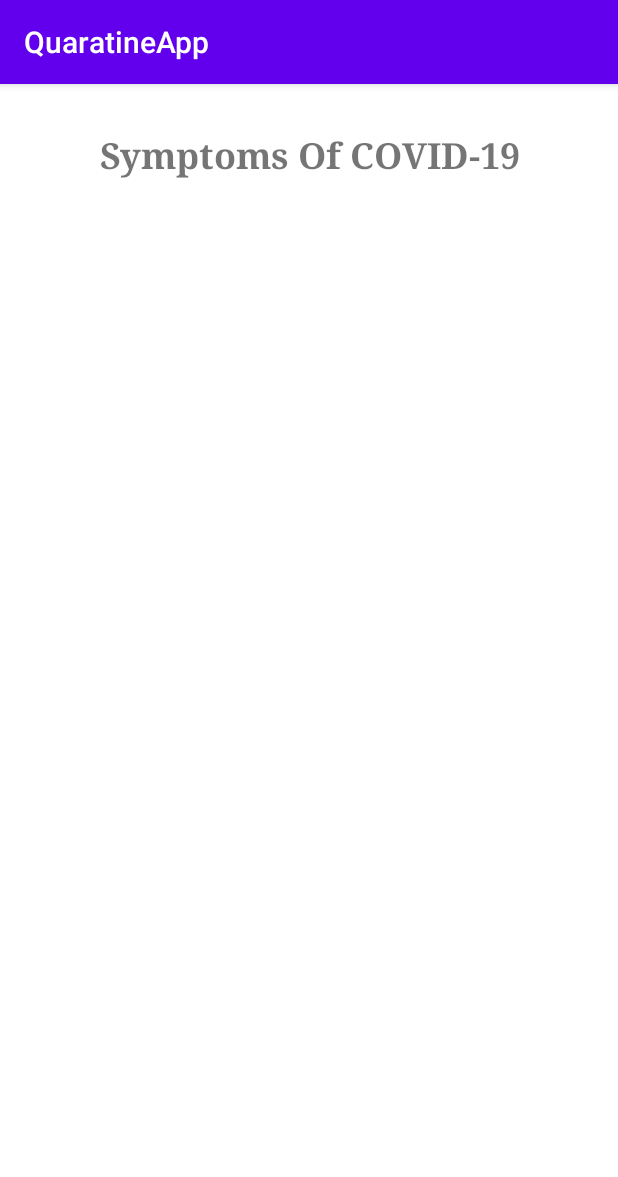
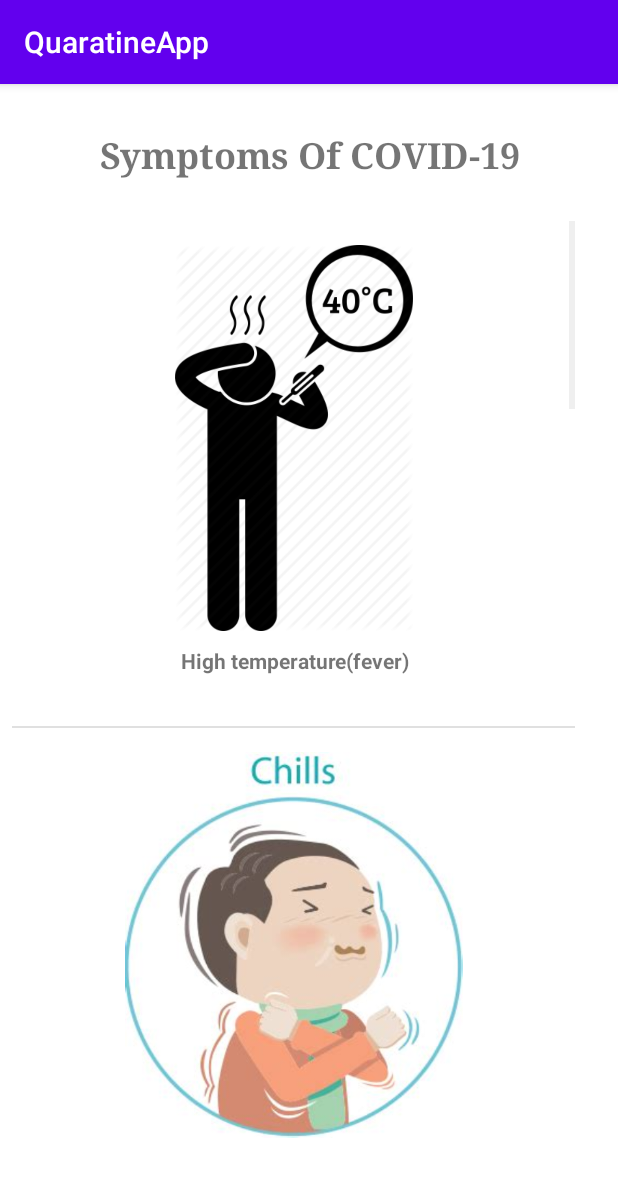
Before and after one commit to SzaboKrisztian/QuarantineApp, an Android app: the Symptoms screen opened directly, with no data from a screen before it, on a phone screen of 412 x 824 dp. Shown: the top 1177 px of the screen. Run offline under Robolectric (Android 15) with nearby library versions, the phone set to English and light mode, and no system bars.

Commit message:
Some images added

```diff
--- a/app/src/main/java/com/group4/quaratineapp/symptoms/Symptoms.java
+++ b/app/src/main/java/com/group4/quaratineapp/symptoms/Symptoms.java
@@ -3,16 +3,77 @@ package com.group4.quaratineapp.symptoms;
 import androidx.appcompat.app.AppCompatActivity;
 
 import android.os.Bundle;
+import android.view.View;
+import android.view.ViewGroup;
+import android.widget.BaseAdapter;
+import android.widget.ImageView;
+import android.widget.ListView;
+import android.widget.TextView;
 
 import com.group4.quaratineapp.R;
 
 public class Symptoms extends AppCompatActivity {
+ ListView mListView;
+ TextView mTextView;
 
+ int symptoms_images[] =    {R.drawable.fever,
+                            R.drawable.chills,
+                            R.drawable.coughing,
+                            R.drawable.fatigue,
+                            R.drawable.headaches,
+                            R.drawable.shortness,
+                            R.drawable.sorethroats,
+                            R.drawable.nausea,
+                            R.drawable.smells,
+
+                                                };
+ String[] sypmtoms = {"High temperature(fever)",
+                    "Chills","Dry Cough",
+                    "Fatique","Headaches",
+                    "Shorthness of breath",
+                    "Sore throats",
+                    "Nausea/Vomitting",
+                    "Lost of Smell/Taste"};
     @Override
     protected void onCreate(Bundle savedInstanceState) {
         super.onCreate(savedInstanceState);
         setContentView(R.layout.activity_symptoms);
+        mListView = findViewById(R.id.symptoms_list);
 
+        CustomLayout customLayout = new CustomLayout();
+        mListView.setAdapter(customLayout);
+
+    }
+
+        class CustomLayout extends BaseAdapter{
+
+            @Override
+            public int getCount() {
+                return symptoms_images.length;
+            }
+
+            @Override
+            public Object getItem(int position) {
+                return null;
+            }
+
+            @Override
+            public long getItemId(int position) {
+                return 0;
+            }
+
+            @Override
+            public View getView(int position, View convertView, ViewGroup parent) {
+                View view = getLayoutInflater().inflate(R.layout.custom_symptoms,null);
+
+                ImageView mImageView = view.findViewById(R.id.symptoms_image);
+                TextView mTextView = view.findViewById(R.id.imageText);
+                mImageView.setImageResource(symptoms_images[position]);
+                mTextView.setText(sypmtoms[position]);
+
+                return view;
+
+        }
 
     }
 }
--- a/app/src/main/res/layout/activity_symptoms.xml
+++ b/app/src/main/res/layout/activity_symptoms.xml
@@ -34,6 +34,8 @@
         android:layout_marginBottom="25dp"
         app:layout_constraintBottom_toBottomOf="parent"
         app:layout_constraintEnd_toEndOf="parent"
+        app:layout_constraintHorizontal_bias="0.0"
         app:layout_constraintStart_toStartOf="parent"
-        app:layout_constraintTop_toBottomOf="@+id/textView" />
+        app:layout_constraintTop_toBottomOf="@+id/textView"
+        app:layout_constraintVertical_bias="0.0" />
 </androidx.constraintlayout.widget.ConstraintLayout>
--- /dev/null
+++ b/app/src/main/res/layout/custom_symptoms.xml
@@ -0,0 +1,34 @@
+<?xml version="1.0" encoding="utf-8"?>
+<androidx.constraintlayout.widget.ConstraintLayout
+    xmlns:android="http://schemas.android.com/apk/res/android"
+    xmlns:app="http://schemas.android.com/apk/res-auto"
+    xmlns:tools="http://schemas.android.com/tools"
+    android:layout_width="match_parent"
+    android:layout_height="match_parent">
+
+    <ImageView
+        android:id="@+id/symptoms_image"
+        android:layout_width="324dp"
+        android:layout_height="257dp"
+        android:layout_marginStart="8dp"
+        android:layout_marginTop="16dp"
+        android:layout_marginEnd="8dp"
+        app:layout_constraintEnd_toEndOf="parent"
+        app:layout_constraintStart_toStartOf="parent"
+        app:layout_constraintTop_toTopOf="parent"
+        app:srcCompat="@drawable/ic_launcher_background" />
+
+    <TextView
+        android:id="@+id/imageText"
+        android:layout_width="324dp"
+        android:layout_height="53dp"
+        android:layout_marginStart="16dp"
+        android:layout_marginTop="10dp"
+        android:layout_marginEnd="16dp"
+        android:text="description"
+        android:textAlignment="center"
+        android:textStyle="bold"
+        app:layout_constraintEnd_toEndOf="parent"
+        app:layout_constraintStart_toStartOf="parent"
+        app:layout_constraintTop_toBottomOf="@+id/symptoms_image" />
+</androidx.constraintlayout.widget.ConstraintLayout>
```
Also changed, not shown: app/src/main/res/drawable/chills.jpg (added), app/src/main/res/drawable/coughing.png (added), app/src/main/res/drawable/coughs.png (added), app/src/main/res/drawable/covid.jpg (added), app/src/main/res/drawable/fatigue.png (added), app/src/main/res/drawable/fever.png (added), app/src/main/res/drawable/headaches.png (added), app/src/main/res/drawable/nausea.png (added), app/src/main/res/drawable/pains.jpg (added), app/src/main/res/drawable/shortness.png (added), app/src/main/res/drawable/smells.png (added), app/src/main/res/drawable/sorethroats.png (added), app/src/main/res/drawable/thermometer.jpg (added).
